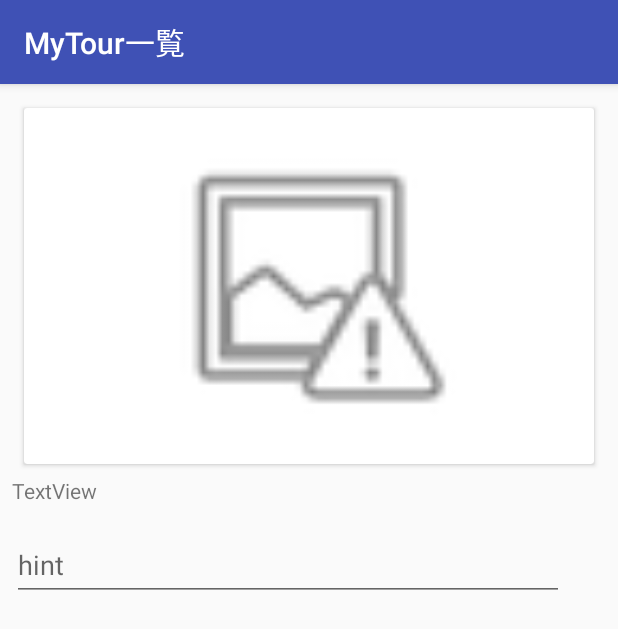
After one commit to 14-2505-046-2/ShareTrip, an Android app: the fragment NewTourFragment placed in its activity, on a phone screen of 412 x 824 dp. The commit adds this screen. Shown: the top 629 px of the screen. Run offline under Robolectric (Android 15) with nearby library versions, the phone set to English and light mode, and no system bars; libraries missing offline, so code that uses them is left out: com.nifty.cloud, io.realm; 7 statements that could not run were skipped.

Commit message:
11/29　新規ツアーの追加画面の作成

```diff
--- a/app/src/main/AndroidManifest.xml
+++ b/app/src/main/AndroidManifest.xml
@@ -25,7 +25,11 @@
                 <category android:name="android.intent.category.LAUNCHER" />
             </intent-filter>
         </activity>
-        <activity android:name=".DetailActivity"></activity>
+        <activity android:name=".DetailActivity" />
+        <activity
+            android:name=".AddTourActivity"
+            android:label="MyTour一覧"
+            android:theme="@style/AppTheme"></activity>
     </application>
 
 </manifest>
--- /dev/null
+++ b/app/src/main/java/com/example/chai/sharetrip/AddTourActivity.java
@@ -0,0 +1,57 @@
+package com.example.chai.sharetrip;
+
+import android.os.Bundle;
+import android.support.v4.app.Fragment;
+import android.support.v4.app.FragmentManager;
+import android.support.v4.app.FragmentTransaction;
+import android.support.v7.app.AppCompatActivity;
+import android.support.v7.widget.Toolbar;
+
+import io.realm.Realm;
+
+public class AddTourActivity extends AppCompatActivity  implements TripListFragment.OnFragmentInteractionListener {
+
+    private Realm mRealm;
+
+    @Override
+    protected void onCreate(Bundle savedInstanceState) {
+
+        super.onCreate(savedInstanceState);
+        setContentView(R.layout.activity_add_tour);
+        Toolbar toolbar = (Toolbar) findViewById(R.id.toolbar);
+        setSupportActionBar(toolbar);
+
+        mRealm = Realm.getDefaultInstance();
+        showTourList();
+    }
+
+    private void showTourList() {
+        FragmentManager manager = getSupportFragmentManager();
+        Fragment fragment = manager.findFragmentByTag("TripListFragment");
+        TripListFragment.tour_id = "MyTour";
+        if (fragment == null) {
+            fragment = new TripListFragment();
+            FragmentTransaction transaction = manager.beginTransaction();
+            transaction.add(R.id.addTourContent, fragment, "TripListFragment");
+            transaction.commit();
+        }
+    }
+
+    public void onAddTourSelected() {
+        //新規ツアー追加処理をここに
+        mRealm.beginTransaction();
+        Number maxId = mRealm.where(Tour.class).max("tour_id");
+        long nextId = 0;
+        if(maxId != null) nextId = maxId.longValue() + 1;
+        Tour tour = mRealm.createObject(Tour.class, new Long(nextId));
+        mRealm.commitTransaction();
+
+
+        NewTourFragment newTourFragment = NewTourFragment.newInstance(nextId);
+        FragmentManager manager = getSupportFragmentManager();
+        FragmentTransaction transaction = manager.beginTransaction();
+        transaction.replace(R.id.addTourContent,newTourFragment,"NewTourFragment");
+        transaction.addToBackStack(null);
+        transaction.commit();
+    }
+}
--- /dev/null
+++ b/app/src/main/java/com/example/chai/sharetrip/NewTourFragment.java
@@ -0,0 +1,60 @@
+package com.example.chai.sharetrip;
+
+import android.content.Intent;
+import android.os.Bundle;
+import android.support.v4.app.Fragment;
+import android.view.LayoutInflater;
+import android.view.View;
+import android.view.ViewGroup;
+import android.widget.EditText;
+
+import io.realm.Realm;
+
+public class NewTourFragment extends Fragment {
+
+    private static final String TOUR_ID =  "TOUR_ID";
+    private static final int REQUEST_CODE = 1;
+    private static final int PERMISSION_REQUEST_CODE = 2;
+
+    private long mTourId;
+    private Realm mRealm;
+    private EditText mTitleEdit;
+    private EditText mAutherEdit;
+
+    public static NewTourFragment newInstance(long TourId) {
+        NewTourFragment fragment = new NewTourFragment();
+        Bundle args = new Bundle();
+        args.putLong(TOUR_ID, TourId);
+        fragment.setArguments(args);
+        return fragment;
+    }
+
+    @Override
+    public void onCreate(Bundle savedInstanceState) {
+        super.onCreate(savedInstanceState);
+        if (getArguments() != null) {
+            mTourId = getArguments().getLong(TOUR_ID);
+        }
+        mRealm = Realm.getDefaultInstance();
+    }
+
+    @Override
+    public void onDestroy() {
+        super.onDestroy();
+        mRealm.close();
+    }
+
+    @Override
+    public View onCreateView(LayoutInflater inflater, ViewGroup container,
+                             Bundle savedInstanceState) {
+        // Inflate the layout for this fragment
+        View v = inflater.inflate(R.layout.fragment_new_tour,container, false);
+
+        return inflater.inflate(R.layout.fragment_new_tour, container, false);
+    }
+
+    @Override
+    public void onActivityResult(int requestCode, int resultCode, Intent data) {
+        super.onActivityResult(requestCode, resultCode,data);
+    }
+}
--- a/app/src/main/java/com/example/chai/sharetrip/TripListFragment.java
+++ b/app/src/main/java/com/example/chai/sharetrip/TripListFragment.java
@@ -2,11 +2,15 @@ package com.example.chai.sharetrip;
 
 import android.content.Context;
 import android.os.Bundle;
+import android.support.annotation.Nullable;
 import android.support.v4.app.Fragment;
 import android.support.v7.widget.LinearLayoutManager;
 import android.support.v7.widget.RecyclerView;
 import android.util.Log;
 import android.view.LayoutInflater;
+import android.view.Menu;
+import android.view.MenuInflater;
+import android.view.MenuItem;
 import android.view.View;
 import android.view.ViewGroup;
 
@@ -85,4 +89,28 @@ public class TripListFragment extends Fragment {
     public interface OnFragmentInteractionListener {
         void onAddTourSelected();
     }
+
+    @Override
+    public void onActivityCreated(@Nullable Bundle savedInstanceState) {
+        super.onActivityCreated(savedInstanceState);
+        setHasOptionsMenu(true);
+    }
+
+    @Override
+    public void onCreateOptionsMenu(Menu menu, MenuInflater inflater) {
+        super.onCreateOptionsMenu(menu, inflater);
+        inflater.inflate(R.menu.menu_add_tour, menu);
+        MenuItem addTour = menu.findItem(R.id.menu_item_add_tour);
+    }
+
+    @Override
+    public boolean onOptionsItemSelected(MenuItem item) {
+        switch (item.getItemId()) {
+            case R.id.menu_item_add_tour:
+                Log.d("AddTourSelected", "Add");
+                if (mListener != null) mListener.onAddTourSelected();
+                return true;
+        }
+        return false;
+    }
 }
--- /dev/null
+++ b/app/src/main/res/layout/activity_add_tour.xml
@@ -0,0 +1,32 @@
+<?xml version="1.0" encoding="utf-8"?>
+<android.support.design.widget.CoordinatorLayout xmlns:android="http://schemas.android.com/apk/res/android"
+    xmlns:app="http://schemas.android.com/apk/res-auto"
+    xmlns:tools="http://schemas.android.com/tools"
+    android:layout_width="match_parent"
+    android:layout_height="match_parent"
+    tools:context="com.example.chai.sharetrip.AddTourActivity">
+
+    <android.support.design.widget.AppBarLayout
+        android:layout_width="match_parent"
+        android:layout_height="wrap_content"
+        android:theme="@style/AppTheme.AppBarOverlay">
+
+        <android.support.v7.widget.Toolbar
+            android:id="@+id/toolbar"
+            android:layout_width="match_parent"
+            android:layout_height="?attr/actionBarSize"
+            android:background="?attr/colorPrimary"
+            app:popupTheme="@style/AppTheme.PopupOverlay" />
+
+    </android.support.design.widget.AppBarLayout>
+
+    <FrameLayout
+        android:id="@+id/addTourContent"
+        android:layout_width="match_parent"
+        android:layout_height="match_parent"
+        app:layout_behavior="@string/appbar_scrolling_view_behavior">
+
+    </FrameLayout>
+
+
+</android.support.design.widget.CoordinatorLayout>
--- a/app/src/main/res/layout/activity_main.xml
+++ b/app/src/main/res/layout/activity_main.xml
@@ -78,6 +78,7 @@
             android:layout_width="wrap_content"
             android:layout_height="match_parent"
             android:layout_weight="0.25"
+            android:onClick="onClickAddTourActivityButton"
             app:srcCompat="@android:drawable/ic_menu_add" />
 
         <ImageButton
--- /dev/null
+++ b/app/src/main/res/layout/fragment_new_tour.xml
@@ -0,0 +1,58 @@
+<android.support.constraint.ConstraintLayout xmlns:android="http://schemas.android.com/apk/res/android"
+    xmlns:app="http://schemas.android.com/apk/res-auto"
+    xmlns:tools="http://schemas.android.com/tools"
+    android:layout_width="match_parent"
+    android:layout_height="match_parent"
+    tools:context="com.example.chai.sharetrip.NewTourFragment">
+
+    <!-- TODO: Update blank fragment layout -->
+
+    <android.support.v7.widget.CardView
+        android:layout_width="0dp"
+        android:layout_height="0dp"
+        android:layout_marginLeft="16dp"
+        android:layout_marginRight="16dp"
+        android:layout_marginTop="16dp"
+        app:layout_constraintDimensionRatio="w,1:1.6"
+        app:layout_constraintLeft_toLeftOf="parent"
+        app:layout_constraintRight_toRightOf="parent"
+        app:layout_constraintTop_toTopOf="parent"
+        android:layout_marginStart="16dp"
+        android:layout_marginEnd="16dp"
+        android:id="@+id/cardView">
+
+        <ImageView
+            android:id="@+id/tour_image"
+            android:layout_width="match_parent"
+            android:layout_height="match_parent"
+            android:layout_margin="16dp"
+            app:srcCompat="@android:drawable/ic_menu_report_image" />
+    </android.support.v7.widget.CardView>
+
+    <android.support.design.widget.TextInputLayout
+        android:layout_width="368dp"
+        android:layout_height="wrap_content"
+        android:layout_marginLeft="8dp"
+        app:layout_constraintLeft_toLeftOf="parent"
+        android:layout_marginTop="8dp"
+        app:layout_constraintTop_toBottomOf="@+id/textView"
+        android:id="@+id/textInputLayout">
+
+        <EditText
+            android:id="@+id/editText3"
+            android:layout_width="match_parent"
+            android:layout_height="wrap_content"
+            android:hint="hint" />
+    </android.support.design.widget.TextInputLayout>
+
+    <TextView
+        android:id="@+id/textView"
+        android:layout_width="wrap_content"
+        android:layout_height="wrap_content"
+        android:text="TextView"
+        android:layout_marginTop="8dp"
+        app:layout_constraintTop_toBottomOf="@+id/cardView"
+        android:layout_marginLeft="8dp"
+        app:layout_constraintLeft_toLeftOf="parent" />
+
+</android.support.constraint.ConstraintLayout>
--- /dev/null
+++ b/app/src/main/res/menu/menu_add_tour.xml
@@ -0,0 +1,10 @@
+<?xml version="1.0" encoding="utf-8"?>
+<menu xmlns:app="http://schemas.android.com/apk/res-auto"
+    xmlns:android="http://schemas.android.com/apk/res/android">
+
+    <item
+        android:id="@+id/menu_item_add_tour"
+        android:icon="@android:drawable/ic_menu_add"
+        android:title="ツアーを追加します。"
+        app:showAsAction="ifRoom" />
+</menu>
--- /dev/null
+++ b/app/src/main/res/values/dimens.xml
@@ -0,0 +1,3 @@
+<resources>
+    <dimen name="fab_margin">16dp</dimen>
+</resources>
--- a/app/src/main/res/values/strings.xml
+++ b/app/src/main/res/values/strings.xml
@@ -3,4 +3,5 @@
 
     <!-- TODO: Remove or change this placeholder text -->
     <string name="hello_blank_fragment">Hello blank fragment</string>
+    <string name="title_activity_add_tour">AddTourActivity</string>
 </resources>
--- a/app/src/main/res/values/styles.xml
+++ b/app/src/main/res/values/styles.xml
@@ -8,4 +8,8 @@
         <item name="colorAccent">@color/colorAccent</item>
     </style>
 
+    <style name="AppTheme.AppBarOverlay" parent="ThemeOverlay.AppCompat.Dark.ActionBar" />
+
+    <style name="AppTheme.PopupOverlay" parent="ThemeOverlay.AppCompat.Light" />
+
 </resources>
```
Also changed, not shown: app/src/main/java/com/example/chai/sharetrip/MainActivity.java (+9 -0 lines).
